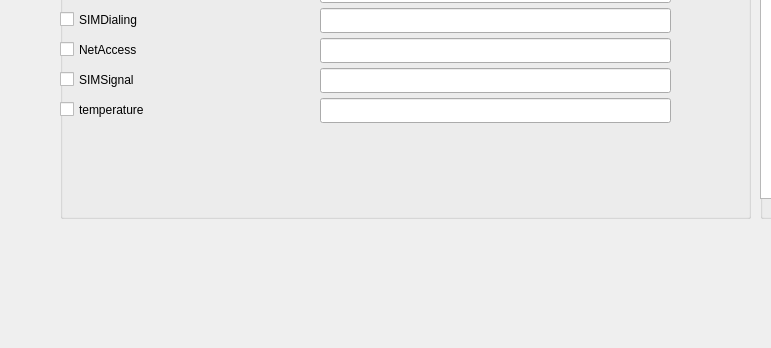
Old version of the form mainwindow.ui in the repository kritha/me909s-821; both pictures show x 0 to 771 and y 252 to 600 of the 1131 by 600 pixel window.
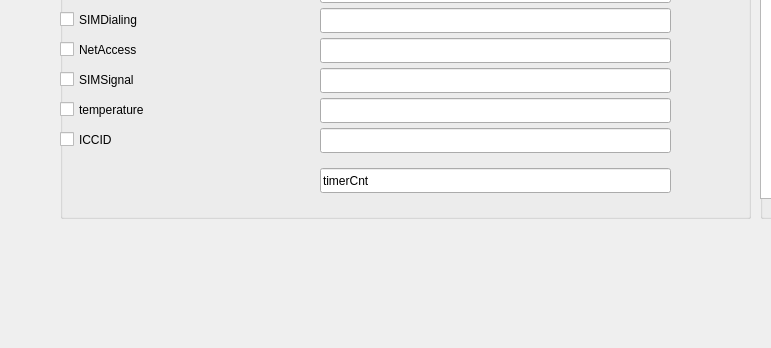
New version of the form.

Commit message: modified:   mainwindow.cpp 	modified:   threaddialing.cpp 	V0.8.0.6 	1) sync timer and slot with mutex, but have some bug in the mutex 	2) just one thread

What changed in the file:
```diff
--- a/mainwindow.ui
+++ b/mainwindow.ui
@@ -233,6 +233,42 @@
       <string>temperature</string>
      </property>
     </widget>
+    <widget class="QCheckBox" name="checkBox_iccid">
+     <property name="geometry">
+      <rect>
+       <x>0</x>
+       <y>300</y>
+       <width>92</width>
+       <height>23</height>
+      </rect>
+     </property>
+     <property name="text">
+      <string>ICCID</string>
+     </property>
+    </widget>
+    <widget class="QLineEdit" name="lineEdit_iccid">
+     <property name="geometry">
+      <rect>
+       <x>260</x>
+       <y>300</y>
+       <width>351</width>
+       <height>25</height>
+      </rect>
+     </property>
+    </widget>
+    <widget class="QLineEdit" name="lineEdit_timerCnt">
+     <property name="geometry">
+      <rect>
+       <x>260</x>
+       <y>340</y>
+       <width>351</width>
+       <height>25</height>
+      </rect>
+     </property>
+     <property name="text">
+      <string>timerCnt</string>
+     </property>
+    </widget>
    </widget>
    <widget class="QLineEdit" name="lineEdit_version">
     <property name="geometry">
```
The commit also changes 6 other files.
